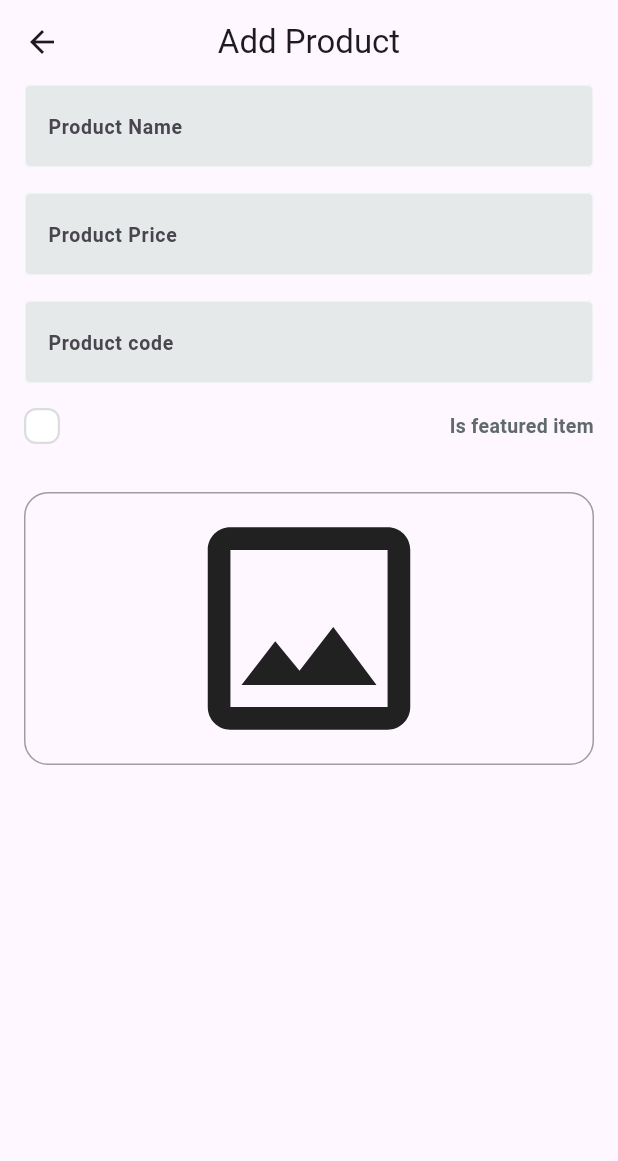
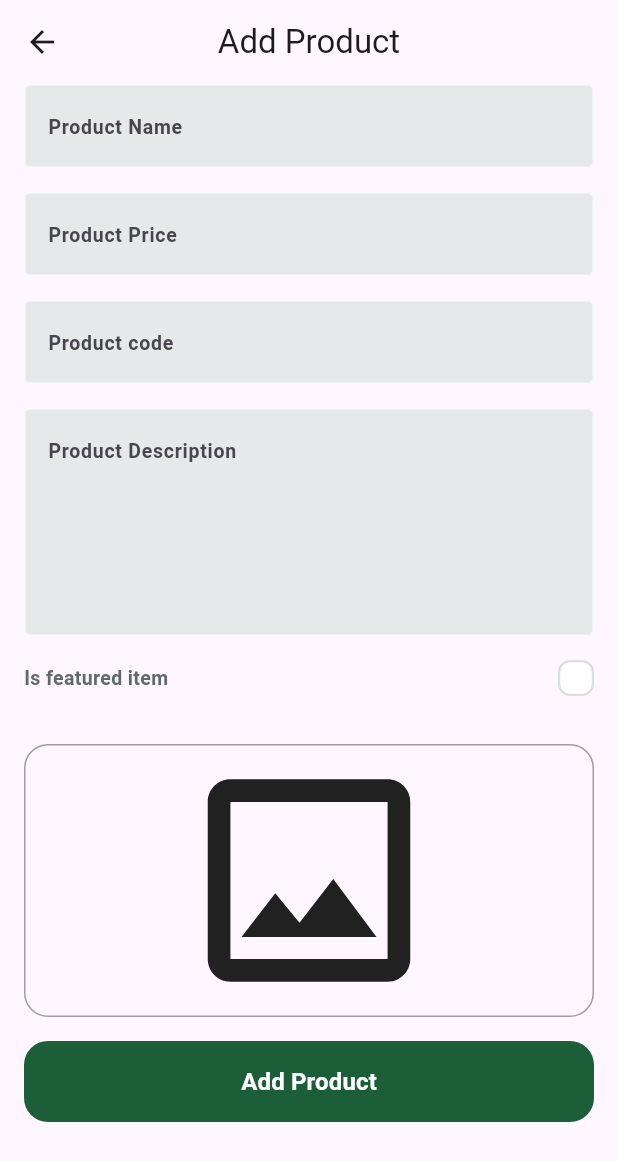
Before and after one commit to Eslamadelelkhouly/fruit_dashboard, a Flutter app: the AddProductView screen opened by its route, on a phone screen of 412 x 824 dp. Shown: the top 1161 px of the screen. Run offline on Flutter 3.47's test engine with Material 3 defaults, Android fonts, the phone set to English and light mode, and no system bars; drawn by our look-alikes of skeletonizer; our stand-ins replace firebase_core, image_picker; accounts and stored records are empty.

Commit message:
finish form add product

```diff
--- a/lib/feature/add_product/presentation/views/widgets/add_product_view_body.dart
+++ b/lib/feature/add_product/presentation/views/widgets/add_product_view_body.dart
@@ -1,5 +1,7 @@
+import 'dart:io';
+
 import 'package:flutter/material.dart';
-import 'package:fruit_dashboard/feature/add_product/presentation/views/widgets/custom_check_box.dart';
+import 'package:fruit_dashboard/core/widgets/custom_button.dart';
 import 'package:fruit_dashboard/feature/add_product/presentation/views/widgets/feature_item_checkbox.dart';
 import 'package:fruit_dashboard/feature/add_product/presentation/views/widgets/custom_text_form_field.dart';
 import 'package:fruit_dashboard/feature/add_product/presentation/views/widgets/image_field.dart';
@@ -13,7 +15,11 @@ class AddProductViewBody extends StatefulWidget {
 
 class _AddProductViewBodyState extends State<AddProductViewBody> {
   final GlobalKey<FormState> _formKey = GlobalKey<FormState>();
-  final AutovalidateMode autovalidateMode = AutovalidateMode.disabled;
+  late AutovalidateMode autovalidateMode = AutovalidateMode.disabled;
+  late String name, code, description;
+  late double price;
+   File? image;
+  bool isFeatured = false;
   @override
   Widget build(BuildContext context) {
     return Padding(
@@ -25,22 +31,43 @@ class _AddProductViewBodyState extends State<AddProductViewBody> {
           child: Column(
             children: [
               CustomTextFormField(
+                onSaved: (value) {
+                  name = value!;
+                },
                 text: 'Product Name',
                 keyboardType: TextInputType.name,
               ),
               const SizedBox(height: 16),
               CustomTextFormField(
+                onSaved: (value) {
+                  price = double.parse(value!);
+                },
                 text: 'Product Price',
                 keyboardType: TextInputType.number,
               ),
               const SizedBox(height: 16),
               CustomTextFormField(
+                onSaved: (value) {
+                  code = value!.toLowerCase();
+                },
                 text: 'Product code',
                 keyboardType: TextInputType.text,
               ),
               const SizedBox(height: 16),
+              CustomTextFormField(
+                onSaved: (value) {
+                  description = value!;
+                },
+                text: 'Product Description',
+                keyboardType: TextInputType.multiline,
+                maxLines: 5,
+              ),
+              const SizedBox(height: 16),
               IsFeaturedItem(
-                onChanged: (value) {},
+                onChanged: (value) {
+                  isFeatured = value;
+                  setState(() {});
+                },
               ),
               SizedBox(
                 height: 16,
@@ -50,8 +77,27 @@ class _AddProductViewBodyState extends State<AddProductViewBody> {
               ),
               ImageField(
                 onChange: (image) {
-                  // Handle image change
+                  this.image = image;
                 },
+              ),
+              const SizedBox(height: 16),
+              CustomButton(
+                onPressed: () {
+                  if (image != null) {
+                    if (_formKey.currentState!.validate()) {
+                      _formKey.currentState!.save();
+                    }
+                  } else {
+                    autovalidateMode = AutovalidateMode.always;
+                    setState(() {});
+                    ScaffoldMessenger.of(context).showSnackBar(
+                      SnackBar(
+                        content: Text('Please add a product image'),
+                      ),
+                    );
+                  }
+                },
+                text: 'Add Product',
               ),
             ],
           ),
--- a/lib/feature/add_product/presentation/views/widgets/feature_item_checkbox.dart
+++ b/lib/feature/add_product/presentation/views/widgets/feature_item_checkbox.dart
@@ -16,6 +16,24 @@ class _CustomTextCheckBoxState extends State<IsFeaturedItem> {
   Widget build(BuildContext context) {
     return Row(
       children: [
+        Text.rich(
+          TextSpan(
+            children: [
+              TextSpan(
+                text: 'Is featured item',
+                style: TextStyles.semiBold13.copyWith(
+                  color: Color(0xFF616A6B),
+                ),
+              ),
+            ],
+          ),
+          textAlign: TextAlign.right,
+        ),
+        Expanded(
+          child: SizedBox(
+            width: 16,
+          ),
+        ),
         CustomCheckBox(
           onChanged: (value) {
             isChecked = value;
@@ -24,24 +42,6 @@ class _CustomTextCheckBoxState extends State<IsFeaturedItem> {
           },
           isChecked: isChecked,
         ),
-        SizedBox(
-          width: 16,
-        ),
-        Expanded(
-          child: Text.rich(
-            TextSpan(
-              children: [
-                TextSpan(
-                  text: 'Is featured item',
-                  style: TextStyles.semiBold13.copyWith(
-                    color: Color(0xFF616A6B),
-                  ),
-                ),
-              ],
-            ),
-            textAlign: TextAlign.right,
-          ),
-        ),
       ],
     );
   }
```
